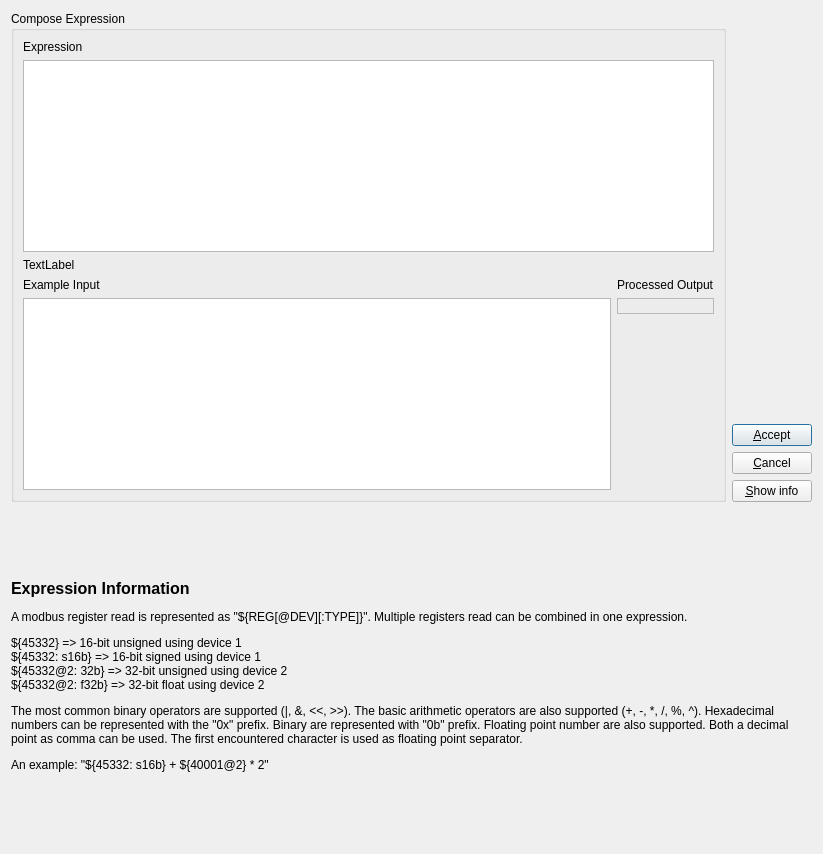
Before: the Qt Designer form src/dialogs/expressionsdialog.ui in ModbusScope/ModbusScope, drawn with Qt 5.
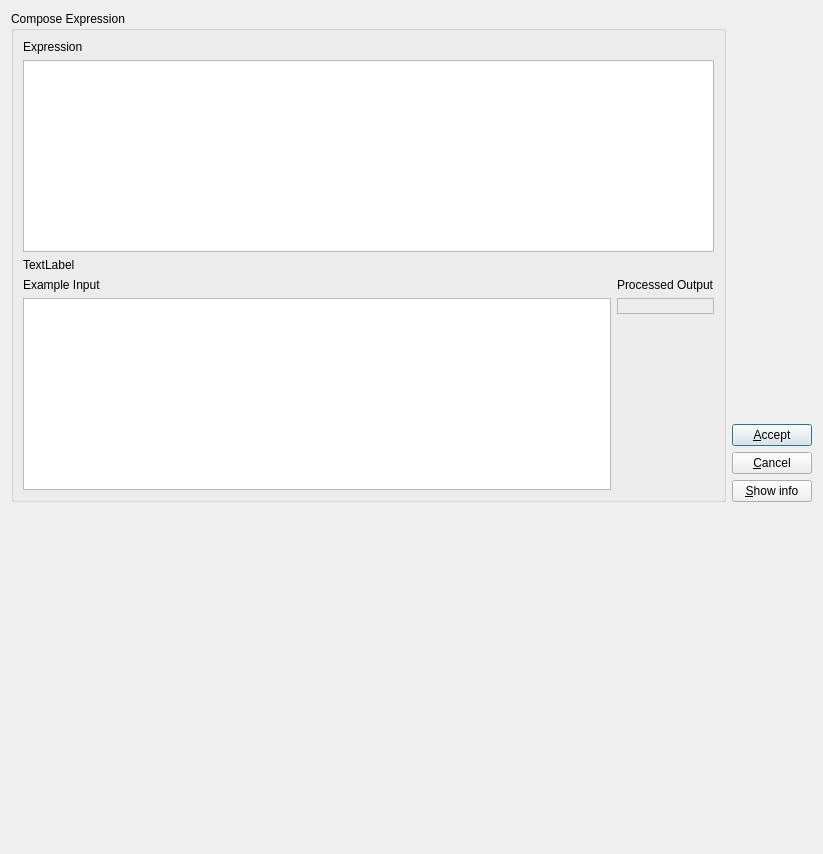
After: the same form once the commit is applied.

Commit message:
Fetch expression help text from adapter instead of hardcoding in UI
ExpressionsDialog now requests adapter.expressionHelp on open and
populates lblInfo dynamically, removing the hardcoded HTML from the
UI file. AdapterClient and AdapterManager expose the new request and
its non-fatal error handling. Includes AdapterClient tests and
MockAdapterManager stub.

https://claude.ai/code/session_01UTwhFBUcsNWYdGB2CJeyAy

```diff
--- a/src/dialogs/expressionsdialog.ui
+++ b/src/dialogs/expressionsdialog.ui
@@ -210,7 +210,10 @@
          </sizepolicy>
         </property>
         <property name="text">
-         <string>&lt;html&gt;&lt;head/&gt;&lt;body&gt;&lt;p&gt;&lt;span style=&quot; font-size:12pt; font-weight:600;&quot;&gt;Expression Information&lt;/span&gt;&lt;/p&gt;&lt;p&gt;A modbus register read is represented as &amp;quot;${REG[@DEV][:TYPE]}&amp;quot;. Multiple registers read can be combined in one expression.&lt;/p&gt;&lt;p&gt;${45332} =&amp;gt; 16-bit unsigned using device 1&lt;br/&gt;${45332: s16b} =&amp;gt; 16-bit signed using device 1&lt;br/&gt;${45332@2: 32b} =&amp;gt; 32-bit unsigned using device 2&lt;br/&gt;${45332@2: f32b} =&amp;gt; 32-bit float using device 2&lt;/p&gt;&lt;p&gt;The most common binary operators are supported (|, &amp;amp;, &amp;lt;&amp;lt;, &amp;gt;&amp;gt;). The basic arithmetic operators are also supported (+, -, *, /, %, ^). Hexadecimal numbers can be represented with the &amp;quot;0x&amp;quot; prefix. Binary are represented with &amp;quot;0b&amp;quot; prefix. Floating point number are also supported. Both a decimal point as comma can be used. The first encountered character is used as floating point separator.&lt;/p&gt;&lt;p&gt;An example: &amp;quot;${45332: s16b} + ${40001@2} * 2&amp;quot;&lt;/p&gt;&lt;/body&gt;&lt;/html&gt;</string>
+         <string/>
+        </property>
+        <property name="textFormat">
+         <enum>Qt::RichText</enum>
         </property>
         <property name="wordWrap">
          <bool>true</bool>
```
The commit also changes 10 other files.
